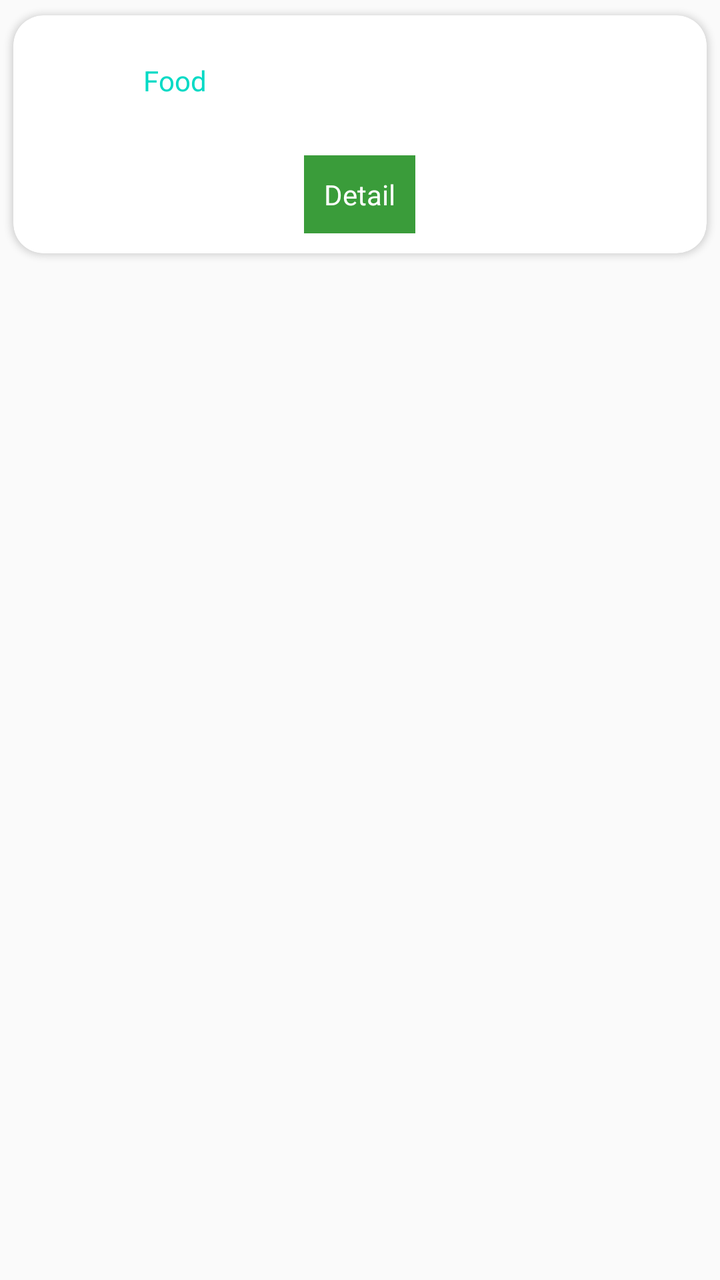
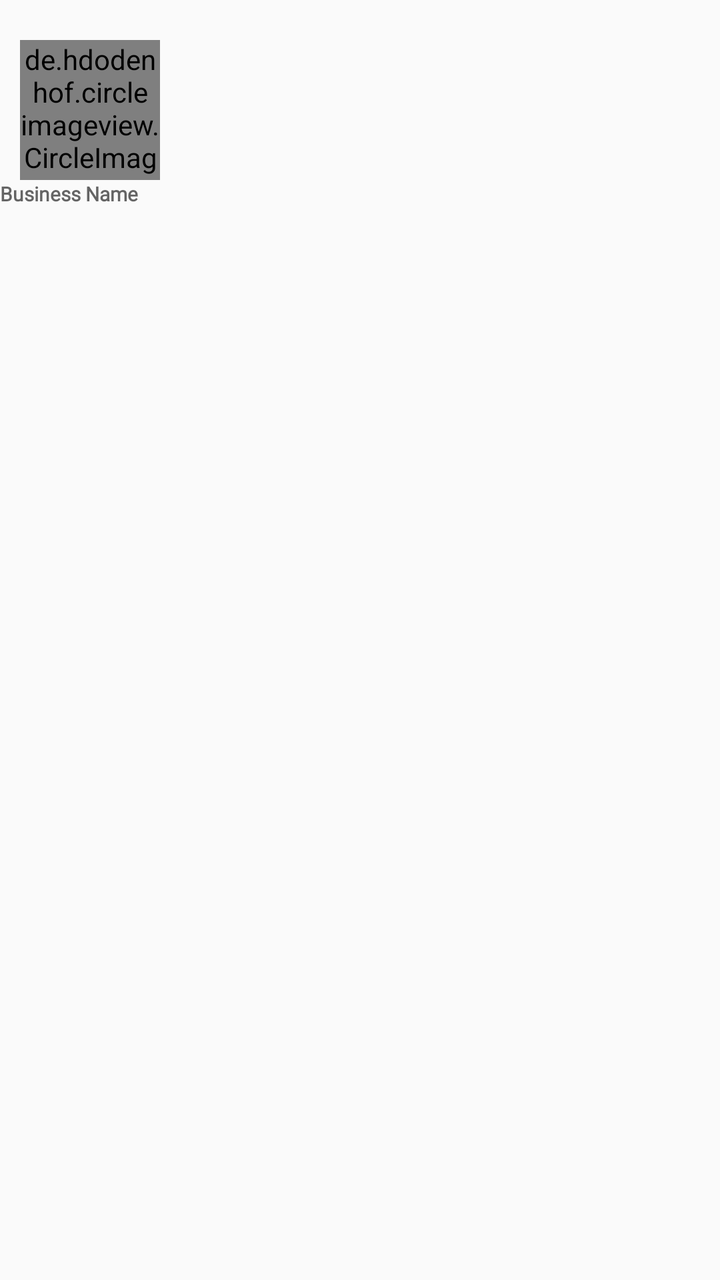

The first picture is an Android layout as it rendered before a commit; the second is the same layout after the commit. The layout source and the unified diff follow.
<!-- AndroidManifest.xml: application theme AppTheme -->
<!-- res/layout/direct_product_fetch.xml -->
<?xml version="1.0" encoding="utf-8"?>
<LinearLayout xmlns:android="http://schemas.android.com/apk/res/android"
    xmlns:app="http://schemas.android.com/apk/res-auto"
    android:layout_width="match_parent"

    android:layout_height="wrap_content">

    <androidx.cardview.widget.CardView
        android:id="@+id/card_view"
        android:layout_width="match_parent"
        android:layout_height="wrap_content"
        android:padding="10dp"
        app:cardCornerRadius="15dp"
        app:cardElevation="2dp"
        app:cardUseCompatPadding="true">

        <LinearLayout
            android:layout_width="match_parent"
            android:layout_height="wrap_content"
            android:layout_margin="10dp"
            android:gravity="center"
            android:orientation="vertical">

            <RelativeLayout
                android:layout_width="match_parent"
                android:layout_height="wrap_content">

                <ImageView
                    android:id="@+id/product_image"
                    android:layout_width="50sp"
                    android:layout_height="50sp"

                    android:scaleType="fitXY" />
                <TextView
                    android:id="@+id/product_title"
                    android:layout_width="wrap_content"
                    android:layout_height="wrap_content"
                    android:layout_toEndOf="@id/product_image"
                    android:layout_margin="5dp"
                    android:gravity="center"
                    android:lines="2"
                    android:maxLines="2"
                    android:text="Food"
                    android:textColor="@color/colorAccent"
                    android:textSize="14dp" />



            </RelativeLayout>





            <RelativeLayout
                android:layout_width="match_parent"
                android:layout_height="wrap_content">

                <TextView
                    android:id="@+id/shop_now"
                    style="@android:style/MediaButton"
                    android:layout_width="wrap_content"
                    android:layout_height="wrap_content"
                    android:layout_centerHorizontal="true"
                    android:layout_marginTop="10dp"
                    android:background="@color/colorPrimary"
                    android:padding="10dp"
                    android:text="Detail"
                    android:textColor="@color/white" />

                <LinearLayout
                    android:id="@+id/quantity_ll"
                    android:layout_width="wrap_content"
                    android:layout_height="wrap_content"
                    android:layout_centerHorizontal="true"
                    android:layout_marginTop="11dp"
                    android:orientation="horizontal"
                    android:visibility="gone">

                    <TextView
                        android:id="@+id/quantity_minus"
                        android:layout_width="wrap_content"
                        android:layout_height="wrap_content"
                        android:gravity="center"
                        android:paddingLeft="12dp"
                        android:paddingTop="5dp"
                        android:paddingRight="12dp"
                        android:paddingBottom="5dp"
                        android:text="-"
                        android:textColor="@color/white"
                        android:textSize="20dp"
                        android:textStyle="bold" />

                    <TextView
                        android:id="@+id/quantity"
                        android:layout_width="wrap_content"
                        android:layout_height="wrap_content"
                        android:gravity="center"
                        android:paddingLeft="5dp"
                        android:paddingTop="5dp"
                        android:paddingRight="5dp"
                        android:paddingBottom="5dp"
                        android:text="1"
                        android:textColor="@color/white"
                        android:textSize="20dp"
                        android:textStyle="bold" />

                    <TextView
                        android:id="@+id/quantity_plus"
                        android:layout_width="wrap_content"
                        android:layout_height="wrap_content"
                        android:gravity="center"
                        android:paddingLeft="12dp"
                        android:paddingTop="5dp"
                        android:paddingRight="12dp"
                        android:paddingBottom="5dp"
                        android:text="+"
                        android:textColor="@color/white"
                        android:textSize="20dp"
                        android:textStyle="bold" />


                </LinearLayout>
            </RelativeLayout>


        </LinearLayout>
    </androidx.cardview.widget.CardView>
</LinearLayout>
<!-- resources referenced by this layout -->
<resources>
  <color name="colorAccent">#03DAC5</color>
  <color name="colorPrimary">#3A9C3A</color>
  <color name="white">#FFFFFF</color>
  <style name="AppTheme" parent="Theme.AppCompat.Light.DarkActionBar">
          
          <item name="colorPrimary">@color/colorPrimary</item>
          <item name="colorPrimaryDark">@color/colorPrimaryDark</item>
          <item name="colorAccent">@color/colorAccent</item>
      </style>
  <color name="colorPrimaryDark">#3A9C3A</color>
</resources>

<!-- the commit's change to res/layout/direct_product_fetch.xml (unified diff, before → after) -->
@@ -1,129 +1,50 @@
 <?xml version="1.0" encoding="utf-8"?>
 <LinearLayout xmlns:android="http://schemas.android.com/apk/res/android"
-    xmlns:app="http://schemas.android.com/apk/res-auto"
     android:layout_width="match_parent"
+    android:layout_height="wrap_content"
+    android:id="@+id/categories_cardview"
+    android:orientation="vertical"
+    xmlns:app="http://schemas.android.com/apk/res-auto">
 
-    android:layout_height="wrap_content">
+    <RelativeLayout
+        android:layout_width="match_parent"
+        android:layout_marginTop="10sp"
+        android:layout_height="wrap_content">
+        <LinearLayout
+            android:layout_width="wrap_content"
+            android:layout_height="wrap_content"
+            android:layout_marginVertical="10sp"
+            android:orientation="vertical">
+            <de.hdodenhof.circleimageview.CircleImageView
+                android:id="@+id/direct_shop_image"
+                android:layout_width="70sp"
+                app:civ_border_color="@color/colorPrimary"
+                app:civ_border_width="2sp"
+                android:layout_marginStart="10sp"
+                android:layout_height="70sp"/>
 
-    <androidx.cardview.widget.CardView
-        android:id="@+id/card_view"
-        android:layout_width="match_parent"
-        android:layout_height="wrap_content"
-        android:padding="10dp"
-        app:cardCornerRadius="15dp"
-        app:cardElevation="2dp"
-        app:cardUseCompatPadding="true">
-
-        <LinearLayout
-            android:layout_width="match_parent"
-            android:layout_height="wrap_content"
-            android:layout_margin="10dp"
-            android:gravity="center"
-            android:orientation="vertical">
-
-            <RelativeLayout
-                android:layout_width="match_parent"
+            <LinearLayout
+                android:layout_width="wrap_content"
+                android:orientation="vertical"
                 android:layout_height="wrap_content">
 
-                <ImageView
-                    android:id="@+id/product_image"
-                    android:layout_width="50sp"
-                    android:layout_height="50sp"
-
-                    android:scaleType="fitXY" />
                 <TextView
-                    android:id="@+id/product_title"
+                    android:id="@+id/direct_shop_name"
                     android:layout_width="wrap_content"
                     android:layout_height="wrap_content"
-                    android:layout_toEndOf="@id/product_image"
-                    android:layout_margin="5dp"
-                    android:gravity="center"
-                    android:lines="2"
-                    android:maxLines="2"
-                    android:text="Food"
-                    android:textColor="@color/colorAccent"
-                    android:textSize="14dp" />
+                    android:fontFamily="@font/lato"
+                    android:hint="Business Name"
+                    android:textColor="@color/colorPrimary"
+                    android:textSize="10sp"
+                    android:textAlignment="center"
+                    android:textStyle="bold" />
+
+            </LinearLayout>
+
+        </LinearLayout>
 
 
 
-            </RelativeLayout>
+    </RelativeLayout>
 
-
-
-
-
-            <RelativeLayout
-                android:layout_width="match_parent"
-                android:layout_height="wrap_content">
-
-                <TextView
-                    android:id="@+id/shop_now"
-                    style="@android:style/MediaButton"
-                    android:layout_width="wrap_content"
-                    android:layout_height="wrap_content"
-                    android:layout_centerHorizontal="true"
-                    android:layout_marginTop="10dp"
-                    android:background="@color/colorPrimary"
-                    android:padding="10dp"
-                    android:text="Detail"
-                    android:textColor="@color/white" />
-
-                <LinearLayout
-                    android:id="@+id/quantity_ll"
-                    android:layout_width="wrap_content"
-                    android:layout_height="wrap_content"
-                    android:layout_centerHorizontal="true"
-                    android:layout_marginTop="11dp"
-                    android:orientation="horizontal"
-                    android:visibility="gone">
-
-                    <TextView
-                        android:id="@+id/quantity_minus"
-                        android:layout_width="wrap_content"
-                        android:layout_height="wrap_content"
-                        android:gravity="center"
-                        android:paddingLeft="12dp"
-                        android:paddingTop="5dp"
-                        android:paddingRight="12dp"
-                        android:paddingBottom="5dp"
-                        android:text="-"
-                        android:textColor="@color/white"
-                        android:textSize="20dp"
-                        android:textStyle="bold" />
-
-                    <TextView
-                        android:id="@+id/quantity"
-                        android:layout_width="wrap_content"
-                        android:layout_height="wrap_content"
-                        android:gravity="center"
-                        android:paddingLeft="5dp"
-                        android:paddingTop="5dp"
-                        android:paddingRight="5dp"
-                        android:paddingBottom="5dp"
-                        android:text="1"
-                        android:textColor="@color/white"
-                        android:textSize="20dp"
-                        android:textStyle="bold" />
-
-                    <TextView
-                        android:id="@+id/quantity_plus"
-                        android:layout_width="wrap_content"
-                        android:layout_height="wrap_content"
-                        android:gravity="center"
-                        android:paddingLeft="12dp"
-                        android:paddingTop="5dp"
-                        android:paddingRight="12dp"
-                        android:paddingBottom="5dp"
-                        android:text="+"
-                        android:textColor="@color/white"
-                        android:textSize="20dp"
-                        android:textStyle="bold" />
-
-
-                </LinearLayout>
-            </RelativeLayout>
-
-
-        </LinearLayout>
-    </androidx.cardview.widget.CardView>
 </LinearLayout>
<!-- resource entries referenced after the edit -->
@@ -2,7 +2,6 @@
 <resources>
   <color name="colorAccent">#03DAC5</color>
   <color name="colorPrimary">#3A9C3A</color>
-  <color name="white">#FFFFFF</color>
   <style name="AppTheme" parent="Theme.AppCompat.Light.DarkActionBar">
           
           <item name="colorPrimary">@color/colorPrimary</item>
